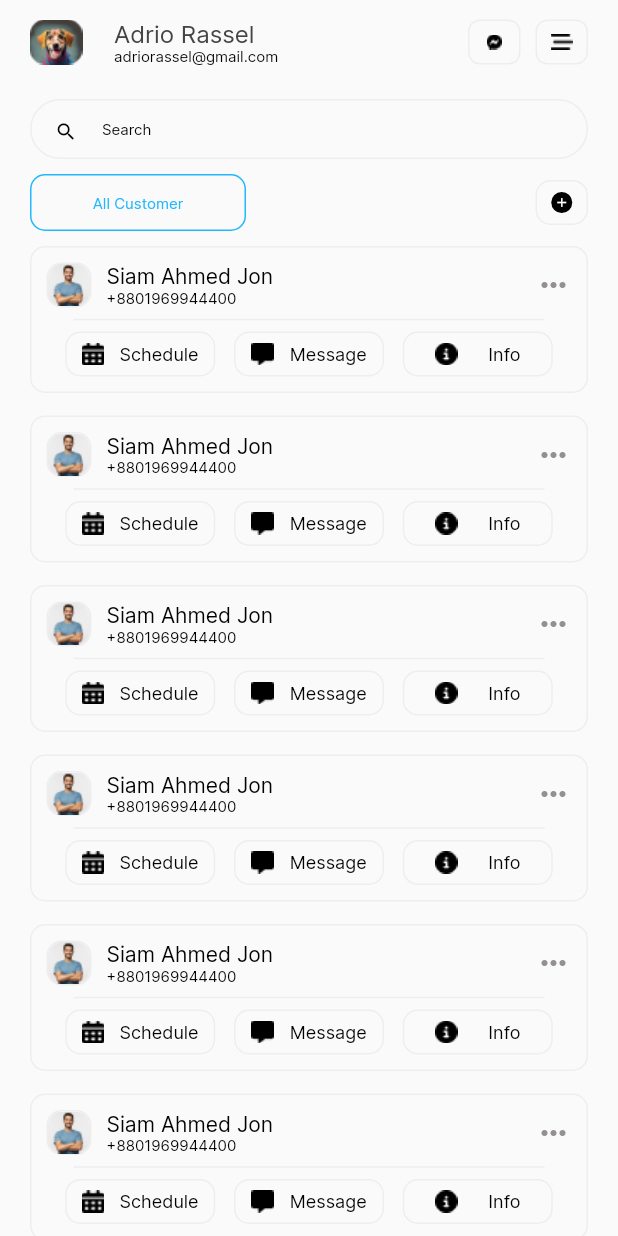
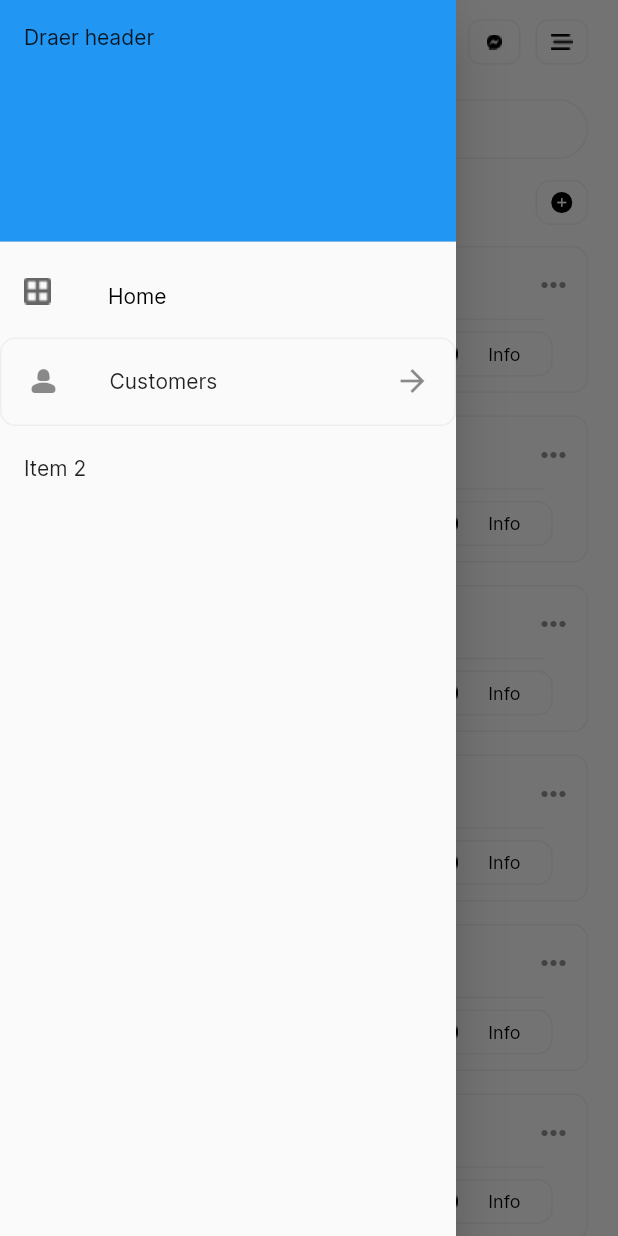
Before and after one commit to mehediFlutter/Pilot_Bazar_Admin, a Flutter app: the screen it shows after launch, with the side drawer open (before the commit the screen has no drawer), on a phone screen of 412 x 824 dp. Run offline on Flutter 3.47's test engine with Material 3 defaults, Android fonts, the phone set to English and light mode, and no system bars; missing offline and left inert: arrow_path.

Commit message:
19/3/2024

```diff
--- a/lib/package/customer_care_service/customer_listTile.dart
+++ b/lib/package/customer_care_service/customer_listTile.dart
@@ -61,10 +61,11 @@ void openDrawer() {
     Size size = MediaQuery.sizeOf(context);
     return ReUsableMotherWidget(
         childred: [
-          CustomerProfileBar(
+          GestureDetector(
+            child: CustomerProfileBar(
               profileImagePath: 'assets/images/small_profile.png',
               message_icon_path: 'assets/icons/message_notification.png',
-            beside_message_icon_path: 'assets/icons/beside_message.png',
+              drawer_icon_path: 'assets/icons/beside_message.png',
               onTapFunction: () {
                 Navigator.push(context,
                     MaterialPageRoute(builder: (context) => ProfilePage()));
@@ -74,10 +75,11 @@ void openDrawer() {
                 Navigator.push(context,
                     MaterialPageRoute(builder: (context) => ChatFontScreen()));
               },
-            besideMessageTap:
+              drawerTap:
                openDrawer,
 
 
+            ),
           ),
           height5,
           height5,
--- a/lib/package/customer_care_service/customer_profuile_bar.dart
+++ b/lib/package/customer_care_service/customer_profuile_bar.dart
@@ -4,17 +4,18 @@ import 'package:pilot_bazar_admin/const/const_radious.dart';
 class CustomerProfileBar extends StatefulWidget {
   final String? profileImagePath;
   final String? message_icon_path;
-  final String? beside_message_icon_path;
+  final String? drawer_icon_path;
   final Function()? onTapFunction;
   final Function()? notificationTap;
-  final Function()? besideMessageTap;
+  final Function()? drawerTap;
   const CustomerProfileBar(
       {super.key,
       this.profileImagePath,
       this.onTapFunction,
       this.notificationTap,
       this.message_icon_path,
-      this.beside_message_icon_path, this.besideMessageTap});
+      this.drawer_icon_path,
+      this.drawerTap});
 
   @override
   State<CustomerProfileBar> createState() => _CustomerProfileBarState();
@@ -69,7 +70,9 @@ class _CustomerProfileBarState extends State<CustomerProfileBar> {
           ),
           SizedBox(width: 10),
           GestureDetector(
-            onTap: widget.besideMessageTap,
+            onTap: () {
+              Scaffold.of(context).openDrawer();
+            },
             child: Container(
               height: 30,
               width: 35,
@@ -77,8 +80,8 @@ class _CustomerProfileBarState extends State<CustomerProfileBar> {
                 borderRadius: BorderRadious8,
                 border: Border.all(color: BorderRadious8Color),
               ),
-              child: Image.asset(widget.beside_message_icon_path ??
-                  'assets/icons/notification.png'),
+              child: Image.asset(
+                  widget.drawer_icon_path ?? 'assets/icons/notification.png'),
             ),
           ),
         ],
--- a/lib/package/customer_care_service/drawer/my_drawer.dart
+++ b/lib/package/customer_care_service/drawer/my_drawer.dart
@@ -1,4 +1,5 @@
 import 'package:flutter/material.dart';
+import 'package:pilot_bazar_admin/const/color.dart';
 
 class MyDrawer extends StatefulWidget {
   const MyDrawer({
@@ -18,17 +19,33 @@ class _MyDrawerState extends State<MyDrawer> {
         padding: EdgeInsets.zero,
         children: <Widget>[
           DrawerHeader(
-            child: Text('Dawer Header'),
+            child: Text('Draer header'),
             decoration: BoxDecoration(
               color: Colors.blue,
             ),
           ),
           ListTile(
-            title: Text('Item 1'),
+            //  contentPadding: EdgeInsets.zero,
+            leading: Image.asset('assets/icons/drawer_home.png'),
+            title: Text('Home', style: small14Style),
             onTap: () {
               // Do something
               Navigator.pop(context); // Close the drawer
             },
+          ),
+          Container(
+            height: 59,
+            width: 254,
+            decoration: BoxDecoration(
+              borderRadius: borderRadious10,
+              border: Border.all(color: searchBarBorderColor)
+
+            ),
+            child: ListTile(
+              leading: Icon(Icons.person_2_rounded),
+              title: Text("Customers"),
+              trailing: Icon(Icons.arrow_forward),
+            ),
           ),
           ListTile(
             title: Text('Item 2'),
--- a/lib/practice/tree_node.dart
+++ b/lib/practice/tree_node.dart
@@ -1,5 +1,6 @@
 import 'package:flutter/material.dart';
 import 'package:pilot_bazar_admin/const/const_radious.dart';
+import 'package:pilot_bazar_admin/package/customer_care_service/drawer/my_drawer.dart';
 import 'package:pilot_bazar_admin/practice/shor_info_practice.dart';
 
 void main() {
@@ -90,7 +91,7 @@ class ReUsableMotherWidgetForPractce extends StatelessWidget {
     );
     return SafeArea(
       child: Scaffold(
-        drawer: MyDrawer(headerText: 'hello',),
+        drawer: MyDrawer(),
       //  key: scaffoldKey,
         body: Padding(
           padding: EdgeInsets.only(left: 20, right: 20),
--- a/lib/re_usable_widget/re_usable_mother_widget.dart
+++ b/lib/re_usable_widget/re_usable_mother_widget.dart
@@ -1,5 +1,5 @@
 import 'package:flutter/material.dart';
-import 'package:pilot_bazar_admin/const/color.dart';
+import 'package:pilot_bazar_admin/package/customer_care_service/drawer/my_drawer.dart';
 
 class ReUsableMotherWidget extends StatelessWidget {
   final List<Widget> childred;
@@ -22,6 +22,7 @@ class ReUsableMotherWidget extends StatelessWidget {
     );
     return SafeArea(
         child: Scaffold(
+          drawer: MyDrawer(),
             body: Padding(
               padding:  EdgeInsets.only(left: 20,right: 20),
               child: isSingleChildScrollView
--- a/pubspec.yaml
+++ b/pubspec.yaml
@@ -20,6 +20,7 @@ dependencies:
   shared_preferences: ^2.2.2
   flutter_fancy_tree_view: ^1.4.1
   flutter_simple_treeview: ^3.0.2
+  arrow_path: ^3.1.0
 
 dev_dependencies:
   flutter_test:
```
Also changed, not shown: lib/practice/shor_info_practice.dart (+40 -98 lines), lib/practice/tree_arrow.dart (+36 -29 lines), assets/icons/drawer_customer.png (added), assets/icons/drawer_home.png (added), pubspec.lock. Lines whose indentation alone changed are shown as unchanged.
